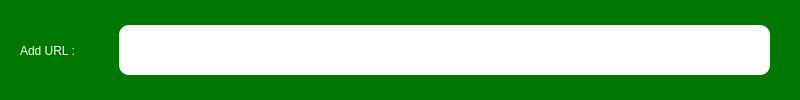
Bilal-Basharat/Real-Estate-Management-Python-PyQt-, file UI/ScrapURL.ui: the form before one commit.
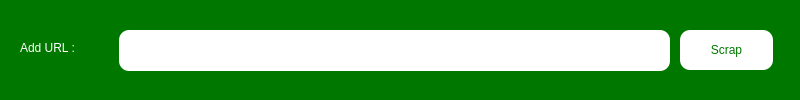
The form after the commit.

```diff
--- a/UI/ScrapURL.ui
+++ b/UI/ScrapURL.ui
@@ -29,9 +29,9 @@
     <property name="geometry">
      <rect>
       <x>119</x>
-      <y>25</y>
-      <width>651</width>
-      <height>50</height>
+      <y>30</y>
+      <width>551</width>
+      <height>41</height>
      </rect>
     </property>
     <property name="styleSheet">
@@ -43,7 +43,7 @@
     <property name="geometry">
      <rect>
       <x>20</x>
-      <y>30</y>
+      <y>27</y>
       <width>91</width>
       <height>41</height>
      </rect>
@@ -56,6 +56,24 @@
      <string>Add URL :</string>
     </property>
    </widget>
+   <widget class="QPushButton" name="BtnScrap">
+    <property name="geometry">
+     <rect>
+      <x>680</x>
+      <y>30</y>
+      <width>93</width>
+      <height>40</height>
+     </rect>
+    </property>
+    <property name="styleSheet">
+     <string notr="true">background-color: rgb(255, 255, 255);
+border-radius: 10px;
+color:rgb(0,120,0);</string>
+    </property>
+    <property name="text">
+     <string>Scrap</string>
+    </property>
+   </widget>
   </widget>
  </widget>
  <resources/>
```
